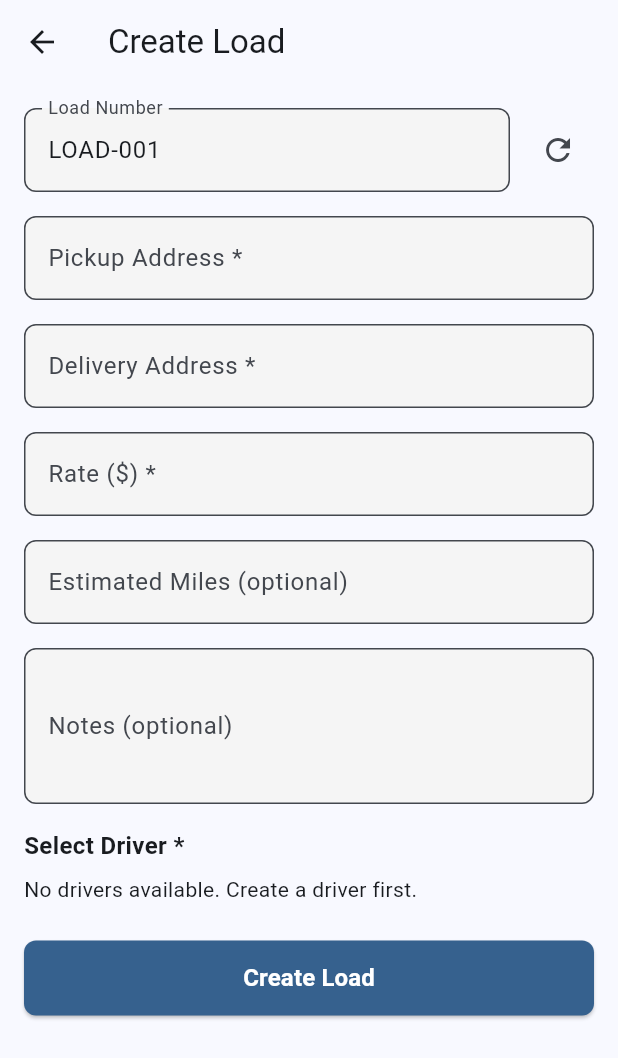
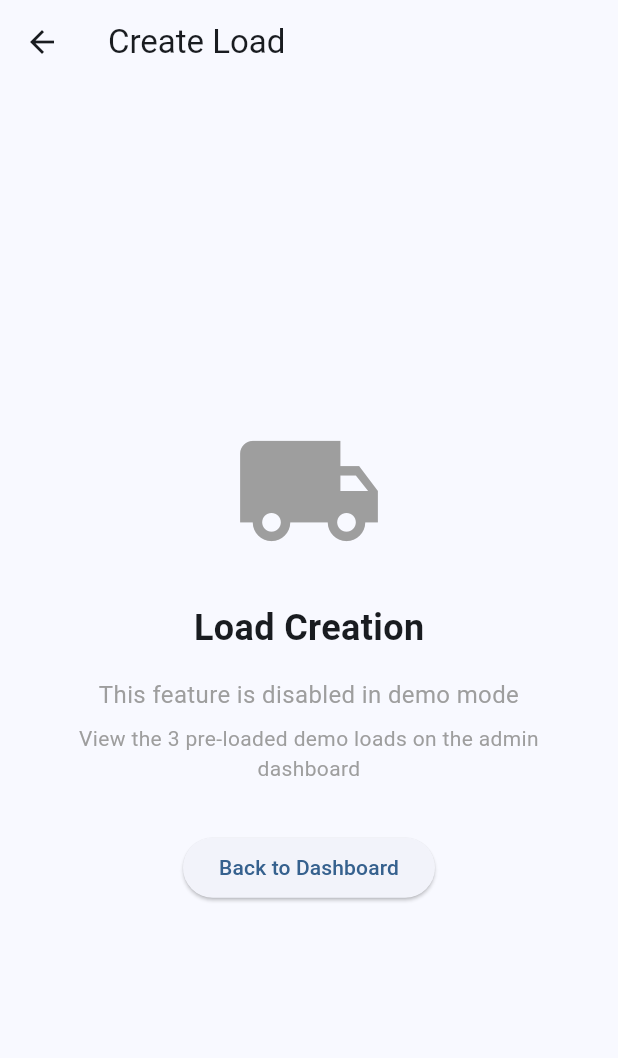
Before and after one commit to dukens11-create/gud, a Flutter app: the CreateLoadScreen screen opened by its route, on a phone screen of 412 x 824 dp. Shown: the top 1058 px of the screen. Run offline on Flutter 3.47's test engine with Material 3 defaults, Android fonts, the phone set to English and light mode, and no system bars; our stand-ins replace cloud_firestore, firebase_auth, firebase_storage, image_picker; accounts and stored records are empty.

Commit message:
Update remaining screens and models to remove Firebase dependencies
Co-authored-by: dukens11-create <249652828+dukens11-create@users.noreply.github.com>

```diff
--- a/lib/screens/admin/create_load_screen.dart
+++ b/lib/screens/admin/create_load_screen.dart
@@ -1,43 +1,64 @@
 import 'package:flutter/material.dart';
-import 'package:firebase_auth/firebase_auth.dart';
-import '../../services/firestore_service.dart';
-import '../../models/driver.dart';
-import '../../widgets/app_button.dart';
-import '../../widgets/app_textfield.dart';
+import '../../services/mock_data_service.dart';
 
-class CreateLoadScreen extends StatefulWidget {
+class CreateLoadScreen extends StatelessWidget {
   const CreateLoadScreen({super.key});
 
   @override
-  State<CreateLoadScreen> createState() => _CreateLoadScreenState();
+  Widget build(BuildContext context) {
+    return Scaffold(
+      appBar: AppBar(
+        title: const Text('Create Load'),
+      ),
+      body: Center(
+        child: Padding(
+          padding: const EdgeInsets.all(24.0),
+          child: Column(
+            mainAxisAlignment: MainAxisAlignment.center,
+            children: [
+              const Icon(
+                Icons.local_shipping,
+                size: 100,
+                color: Colors.grey,
+              ),
+              const SizedBox(height: 24),
+              const Text(
+                'Load Creation',
+                style: TextStyle(
+                  fontSize: 24,
+                  fontWeight: FontWeight.bold,
+                ),
+              ),
+              const SizedBox(height: 16),
+              const Text(
+                'This feature is disabled in demo mode',
+                style: TextStyle(
+                  fontSize: 16,
+                  color: Colors.grey,
+                ),
+                textAlign: TextAlign.center,
+              ),
+              const SizedBox(height: 8),
+              const Text(
+                'View the 3 pre-loaded demo loads on the admin dashboard',
+                style: TextStyle(
+                  fontSize: 14,
+                  color: Colors.grey,
+                ),
+                textAlign: TextAlign.center,
+              ),
+              const SizedBox(height: 32),
+              ElevatedButton(
+                onPressed: () => Navigator.pop(context),
+                child: const Text('Back to Dashboard'),
+              ),
+            ],
+          ),
+        ),
+      ),
+    );
+  }
 }
-
-class _CreateLoadScreenState extends State<CreateLoadScreen> {
-  final _firestoreService = FirestoreService();
-  final _loadNumberController = TextEditingController();
-  final _pickupController = TextEditingController();
-  final _deliveryController = TextEditingController();
-  final _rateController = TextEditingController();
-  final _milesController = TextEditingController();
-  final _notesController = TextEditingController();
-  String? _selectedDriverId;
-  String? _selectedDriverName;
-  bool _isCreating = false;
-  bool _isLoadingNumber = false;
-  String? _errorMessage;
-
-  @override
-  void initState() {
-    super.initState();
-    _generateLoadNumber();
-  }
-
-  Future<void> _generateLoadNumber() async {
-    setState(() => _isLoadingNumber = true);
-    try {
-      final loadNumber = await _firestoreService.generateLoadNumber();
-      _loadNumberController.text = loadNumber;
-    } catch (e) {
       setState(() => _errorMessage = 'Error generating load number: $e');
     } finally {
       setState(() => _isLoadingNumber = false);
```
Also changed, not shown: lib/models/app_user.dart (+4 -9 lines), lib/screens/admin/add_expense_screen.dart (+45 -23 lines), lib/screens/admin/expenses_screen.dart (+33 -21 lines), lib/screens/admin/manage_drivers_screen.dart (+69 -42 lines), lib/screens/driver/upload_pod_screen.dart (+17 -27 lines).
